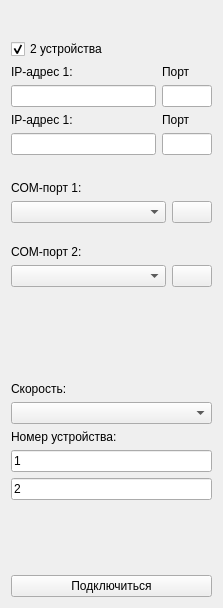
The window that connectionpanel.ui (cotara/ZASIViewer) describes before a commit, drawn with Qt 5.
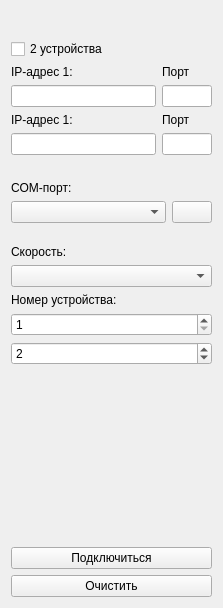
The same window after the commit. Icons and pictures are not drawn.

Patch:
```diff
--- a/connectionpanel.ui
+++ b/connectionpanel.ui
@@ -14,20 +14,30 @@
    <string>Form</string>
   </property>
   <layout class="QGridLayout" name="gridLayout">
-   <item row="18" column="0">
-    <widget class="QLabel" name="DevNumlabel">
+   <item row="8" column="0">
+    <widget class="QLabel" name="socketStateLabel">
      <property name="text">
-      <string>Номер устройства:</string>
+      <string/>
      </property>
     </widget>
    </item>
-   <item row="17" column="0">
-    <widget class="QComboBox" name="spdBox"/>
-   </item>
-   <item row="19" column="0">
-    <widget class="QLineEdit" name="deviceNumLine">
+   <item row="9" column="0">
+    <widget class="QLabel" name="Portslabel">
      <property name="text">
-      <string>1</string>
+      <string>COM-порт:</string>
+     </property>
+    </widget>
+   </item>
+   <item row="16" column="0">
+    <widget class="QSpinBox" name="deviceNumLine2">
+     <property name="minimum">
+      <number>1</number>
+     </property>
+     <property name="maximum">
+      <number>250</number>
+     </property>
+     <property name="value">
+      <number>2</number>
      </property>
     </widget>
    </item>
@@ -55,7 +65,20 @@
      </item>
     </layout>
    </item>
-   <item row="16" column="0">
+   <item row="13" column="0">
+    <widget class="QComboBox" name="spdBox"/>
+   </item>
+   <item row="15" column="0">
+    <widget class="QSpinBox" name="deviceNumLine">
+     <property name="minimum">
+      <number>1</number>
+     </property>
+     <property name="maximum">
+      <number>250</number>
+     </property>
+    </widget>
+   </item>
+   <item row="12" column="0">
     <widget class="QLabel" name="SpdLabel">
      <property name="text">
       <string>Скорость:</string>
@@ -189,52 +212,13 @@
      </item>
     </layout>
    </item>
-   <item row="11" column="0">
-    <widget class="QLabel" name="dscrLabel">
-     <property name="font">
-      <font>
-       <pointsize>7</pointsize>
-       <italic>true</italic>
-      </font>
-     </property>
+   <item row="14" column="0">
+    <widget class="QLabel" name="DevNumlabel">
      <property name="text">
-      <string/>
-     </property>
-     <property name="textFormat">
-      <enum>Qt::AutoText</enum>
-     </property>
-     <property name="alignment">
-      <set>Qt::AlignRight|Qt::AlignTrailing|Qt::AlignVCenter</set>
-     </property>
-     <property name="wordWrap">
-      <bool>false</bool>
+      <string>Номер устройства:</string>
      </property>
     </widget>
    </item>
-   <item row="13" column="0">
-    <layout class="QHBoxLayout" name="horizontalLayout_4">
-     <item>
-      <widget class="QComboBox" name="portsBox2"/>
-     </item>
-     <item>
-      <widget class="QPushButton" name="updAvblPortsButt2">
-       <property name="sizePolicy">
-        <sizepolicy hsizetype="Fixed" vsizetype="Fixed">
-         <horstretch>0</horstretch>
-         <verstretch>0</verstretch>
-        </sizepolicy>
-       </property>
-       <property name="text">
-        <string/>
-       </property>
-       <property name="icon">
-        <iconset resource="res.qrc">
-         <normaloff>:/res/refresh.png</normaloff>:/res/refresh.png</iconset>
-       </property>
-      </widget>
-     </item>
-    </layout>
-   </item>
    <item row="4" column="0">
     <layout class="QHBoxLayout" name="horizontalLayout_3">
      <item>
@@ -289,10 +273,19 @@
      </item>
     </layout>
    </item>
-   <item row="22" column="0">
-    <widget class="QPushButton" name="connectButton">
+   <item row="3" column="0">
+    <widget class="QCheckBox" name="oneTwoCheck">
+     <property name="enabled">
+      <bool>true</bool>
+     </property>
      <property name="text">
-      <string>Подключиться</string>
+      <string>2 устройства</string>
+     </property>
+     <property name="checked">
+      <bool>false</bool>
+     </property>
+     <property name="tristate">
+      <bool>false</bool>
      </property>
     </widget>
    </item>
@@ -347,51 +340,7 @@
      </item>
     </layout>
    </item>
-   <item row="14" column="0">
-    <widget class="QLabel" name="dscrLabel2">
-     <property name="text">
-      <string/>
-     </property>
-    </widget>
-   </item>
-   <item row="12" column="0">
-    <widget class="QLabel" name="Portslabel2">
-     <property name="text">
-      <string>COM-порт 2:</string>
-     </property>
-    </widget>
-   </item>
-   <item row="20" column="0">
-    <widget class="QLineEdit" name="deviceNumLine2">
-     <property name="text">
-      <string>2</string>
-     </property>
-    </widget>
-   </item>
-   <item row="3" column="0">
-    <widget class="QCheckBox" name="oneTwoCheck">
-     <property name="enabled">
-      <bool>true</bool>
-     </property>
-     <property name="text">
-      <string>2 устройства</string>
-     </property>
-     <property name="checked">
-      <bool>true</bool>
-     </property>
-     <property name="tristate">
-      <bool>false</bool>
-     </property>
-    </widget>
-   </item>
-   <item row="8" column="0">
-    <widget class="QLabel" name="socketStateLabel">
-     <property name="text">
-      <string/>
-     </property>
-    </widget>
-   </item>
-   <item row="21" column="0">
+   <item row="17" column="0">
     <spacer name="verticalSpacer">
      <property name="orientation">
       <enum>Qt::Vertical</enum>
@@ -404,25 +353,41 @@
      </property>
     </spacer>
    </item>
-   <item row="9" column="0">
-    <widget class="QLabel" name="Portslabel">
+   <item row="11" column="0">
+    <widget class="QLabel" name="dscrLabel">
+     <property name="font">
+      <font>
+       <pointsize>7</pointsize>
+       <italic>true</italic>
+      </font>
+     </property>
      <property name="text">
-      <string>COM-порт 1:</string>
+      <string/>
      </property>
+     <property name="textFormat">
+      <enum>Qt::AutoText</enum>
+     </property>
+     <property name="alignment">
+      <set>Qt::AlignRight|Qt::AlignTrailing|Qt::AlignVCenter</set>
+     </property>
+     <property name="wordWrap">
+      <bool>false</bool>
+     </property>
     </widget>
    </item>
-   <item row="15" column="0">
-    <spacer name="verticalSpacer_2">
-     <property name="orientation">
-      <enum>Qt::Vertical</enum>
+   <item row="19" column="0">
+    <widget class="QPushButton" name="connectButton">
+     <property name="text">
+      <string>Подключиться</string>
      </property>
-     <property name="sizeHint" stdset="0">
-      <size>
-       <width>20</width>
-       <height>40</height>
-      </size>
+    </widget>
+   </item>
+   <item row="20" column="0">
+    <widget class="QPushButton" name="clearButton">
+     <property name="text">
+      <string>Очистить</string>
      </property>
-    </spacer>
+    </widget>
    </item>
   </layout>
  </widget>
```
